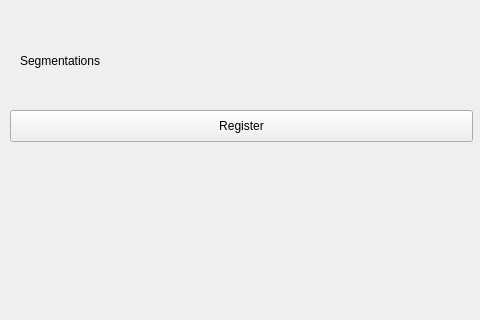
Above: src/UI_files/segmentation.ui from stjude-biohackathon/KIDS24-team13 before the change; both pictures show x 0 to 480 and y 0 to 320 of the 480 by 640 pixel window. Below: the same form after it.
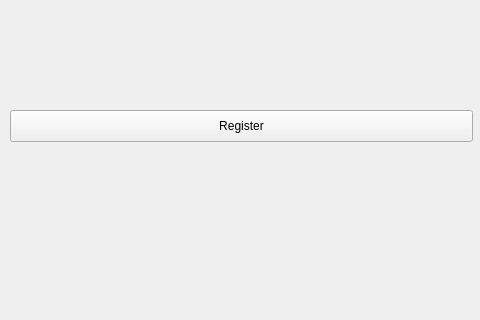
That is the form after the change.

```diff
--- a/src/UI_files/segmentation.ui
+++ b/src/UI_files/segmentation.ui
@@ -16,41 +16,6 @@
   <property name="windowTitle">
    <string>Form</string>
   </property>
-  <widget class="QWidget" name="layoutWidget">
-   <property name="geometry">
-    <rect>
-     <x>20</x>
-     <y>10</y>
-     <width>441</width>
-     <height>91</height>
-    </rect>
-   </property>
-   <layout class="QGridLayout" name="gridLayout_3">
-    <property name="topMargin">
-     <number>10</number>
-    </property>
-    <property name="horizontalSpacing">
-     <number>7</number>
-    </property>
-    <property name="verticalSpacing">
-     <number>30</number>
-    </property>
-    <item row="4" column="1">
-     <layout class="QVBoxLayout" name="verticalLayout_2">
-      <property name="spacing">
-       <number>15</number>
-      </property>
-     </layout>
-    </item>
-    <item row="4" column="0">
-     <widget class="QLabel" name="seg_lbl_2">
-      <property name="text">
-       <string>Segmentations</string>
-      </property>
-     </widget>
-    </item>
-   </layout>
-  </widget>
   <widget class="QPushButton" name="registerButton">
    <property name="geometry">
     <rect>
```
